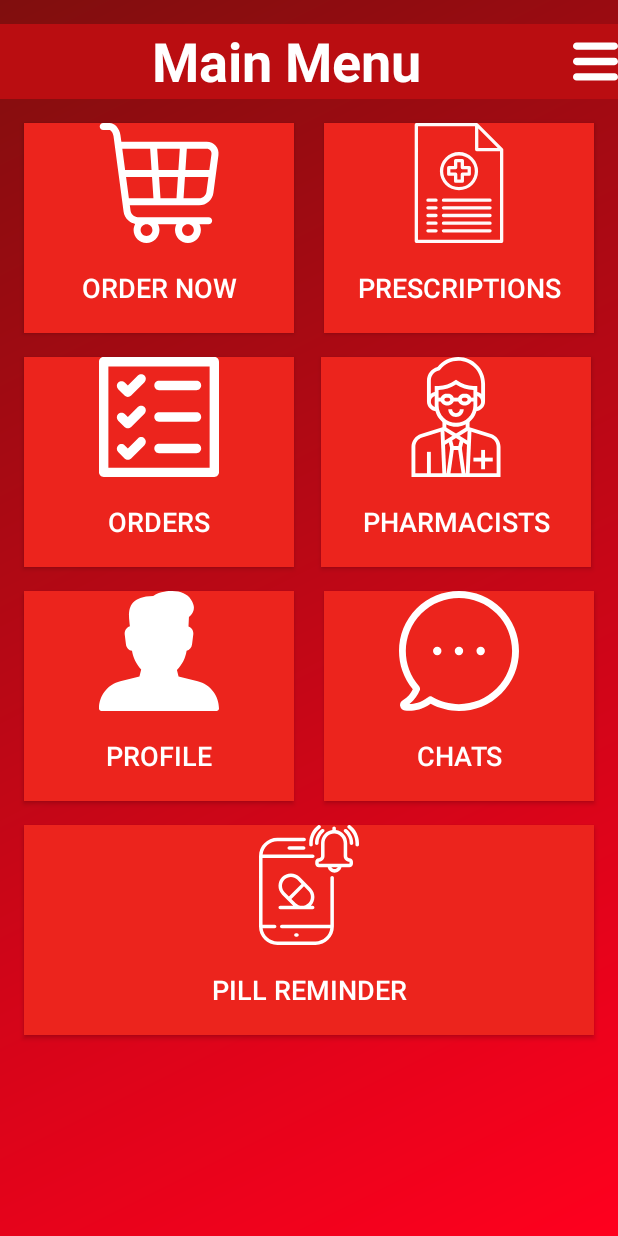
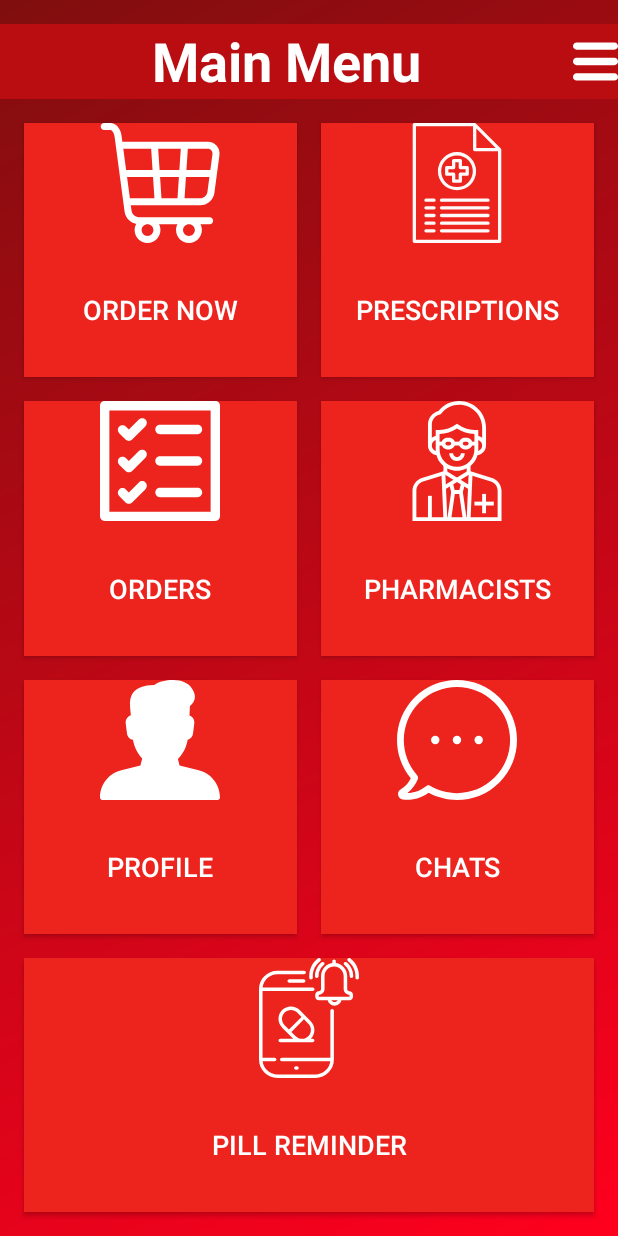
Before and after one commit to KhinSandar/MSDTTeachingRepo, an Android app: the MediPickMenuActivity screen opened directly, with no data from a screen before it, on a phone screen of 412 x 824 dp. Run offline under Robolectric (Android 15) with nearby library versions, the phone set to English and light mode, and no system bars; our stand-ins replace navigation-ui.

Commit message:
new activities

```diff
--- a/app/src/main/AndroidManifest.xml
+++ b/app/src/main/AndroidManifest.xml
@@ -50,6 +50,11 @@
             </intent-filter>
         </activity>
 
+        <activity android:name=".FoodLoginActivity"
+            android:label="Food"
+            android:theme="@style/AppTheme.NoActionBar">
+
+        </activity>
     </application>
 
 </manifest>
--- a/app/src/main/res/layout/activity_medipick_menu.xml
+++ b/app/src/main/res/layout/activity_medipick_menu.xml
@@ -2,76 +2,91 @@
 <androidx.constraintlayout.widget.ConstraintLayout xmlns:android="http://schemas.android.com/apk/res/android"
     xmlns:app="http://schemas.android.com/apk/res-auto"
     xmlns:tools="http://schemas.android.com/tools"
-    android:orientation="vertical" android:layout_width="match_parent"
+    android:layout_width="match_parent"
     android:layout_height="match_parent"
-    android:background="@drawable/gradient_login_background">
-
+    android:background="@drawable/gradient_login_background"
+    android:orientation="vertical">
 
 
     <Button
         android:id="@+id/btnPharmacists"
-        android:layout_width="180dp"
-        android:layout_height="140dp"
+        android:layout_width="0dp"
+        android:layout_height="0dp"
         android:layout_marginStart="16dp"
         android:layout_marginTop="16dp"
         android:layout_marginEnd="16dp"
+        android:layout_marginBottom="16dp"
         android:background="@color/Login"
         android:drawableTop="@drawable/ic_pharmacist"
         android:text="Pharmacists"
         android:textColor="#FFF"
         android:textSize="18sp"
+        app:layout_constraintBottom_toTopOf="@+id/btnProfile"
         app:layout_constraintEnd_toEndOf="parent"
+        app:layout_constraintHorizontal_bias="0.5"
         app:layout_constraintStart_toEndOf="@+id/btnOrders"
         app:layout_constraintTop_toBottomOf="@+id/btnPrescriptionons" />
 
     <Button
         android:id="@+id/btnProfile"
-        android:layout_width="180dp"
-        android:layout_height="140dp"
+        android:layout_width="0dp"
+        android:layout_height="0dp"
         android:layout_marginStart="16dp"
         android:layout_marginTop="16dp"
+        android:layout_marginBottom="16dp"
         android:background="@color/Login"
         android:drawableTop="@drawable/ic_avatar"
         android:text="Profile"
         android:textColor="#FFF"
         android:textSize="18sp"
+        app:layout_constraintBottom_toTopOf="@+id/btnPillReminder"
+        app:layout_constraintEnd_toStartOf="@+id/btnCharts"
+        app:layout_constraintHorizontal_bias="0.5"
         app:layout_constraintStart_toStartOf="parent"
         app:layout_constraintTop_toBottomOf="@+id/btnOrders" />
 
     <Button
         android:id="@+id/btnCharts"
-        android:layout_width="180dp"
-        android:layout_height="140dp"
+        android:layout_width="0dp"
+        android:layout_height="0dp"
+        android:layout_marginStart="16dp"
         android:layout_marginTop="16dp"
         android:layout_marginEnd="16dp"
+        android:layout_marginBottom="16dp"
         android:background="@color/Login"
         android:drawableTop="@drawable/ic_chat"
         android:text="Chats"
         android:textColor="#FFF"
         android:textSize="18sp"
+        app:layout_constraintBottom_toTopOf="@+id/btnPillReminder"
         app:layout_constraintEnd_toEndOf="parent"
+        app:layout_constraintHorizontal_bias="0.5"
+        app:layout_constraintStart_toEndOf="@+id/btnProfile"
         app:layout_constraintTop_toBottomOf="@+id/btnPharmacists" />
 
     <Button
         android:id="@+id/btnPrescriptionons"
-        android:layout_width="180dp"
-        android:layout_height="140dp"
+        android:layout_width="0dp"
+        android:layout_height="0dp"
+        android:layout_marginStart="16dp"
         android:layout_marginTop="16dp"
         android:layout_marginEnd="16dp"
+        android:layout_marginBottom="16dp"
         android:background="@color/Login"
         android:drawableTop="@drawable/ic_medical_prescription"
         android:text="Prescriptions"
         android:textColor="#FFF"
         android:textSize="18sp"
+        app:layout_constraintBottom_toTopOf="@+id/btnOrders"
         app:layout_constraintEnd_toEndOf="parent"
-        app:layout_constraintHorizontal_bias="1.0"
+        app:layout_constraintHorizontal_bias="0.5"
         app:layout_constraintStart_toEndOf="@+id/btnOrderNow"
         app:layout_constraintTop_toBottomOf="@+id/textViewHeader" />
 
     <Button
         android:id="@+id/btnOrderNow"
-        android:layout_width="180dp"
-        android:layout_height="140dp"
+        android:layout_width="0dp"
+        android:layout_height="0dp"
         android:layout_marginStart="16dp"
         android:layout_marginTop="16dp"
         android:background="@color/Login"
@@ -79,30 +94,33 @@
         android:text="Order Now"
         android:textColor="#FFF"
         android:textSize="18sp"
+        app:layout_constraintBottom_toTopOf="@+id/btnOrders"
+        app:layout_constraintEnd_toStartOf="@+id/btnPrescriptionons"
         app:layout_constraintStart_toStartOf="parent"
         app:layout_constraintTop_toBottomOf="@+id/textViewHeader" />
 
     <Button
         android:id="@+id/btnPillReminder"
         android:layout_width="0dp"
-        android:layout_height="140dp"
+        android:layout_height="0dp"
         android:layout_marginStart="16dp"
-        android:layout_marginTop="16dp"
         android:layout_marginEnd="16dp"
+        android:layout_marginBottom="16dp"
         android:background="@color/Login"
         android:drawableTop="@drawable/ic_reminder"
         android:text="Pill Reminder"
         android:textColor="#FFF"
         android:textSize="18sp"
+        app:layout_constraintBottom_toBottomOf="parent"
         app:layout_constraintEnd_toEndOf="parent"
-        app:layout_constraintHorizontal_bias="0.0"
+        app:layout_constraintHorizontal_bias="0.5"
         app:layout_constraintStart_toStartOf="parent"
         app:layout_constraintTop_toBottomOf="@+id/btnProfile" />
 
     <Button
         android:id="@+id/btnOrders"
-        android:layout_width="180dp"
-        android:layout_height="140dp"
+        android:layout_width="0dp"
+        android:layout_height="0dp"
         android:layout_marginStart="16dp"
         android:layout_marginTop="16dp"
         android:background="@color/Login"
@@ -110,6 +128,8 @@
         android:text="Orders"
         android:textColor="#FFF"
         android:textSize="18sp"
+        app:layout_constraintBottom_toTopOf="@+id/btnProfile"
+        app:layout_constraintEnd_toStartOf="@+id/btnPharmacists"
         app:layout_constraintStart_toStartOf="parent"
         app:layout_constraintTop_toBottomOf="@+id/btnOrderNow" />
 
@@ -118,6 +138,8 @@
         android:layout_width="0dp"
         android:layout_height="50dp"
         android:layout_marginTop="16dp"
+        android:background="#BA0D11"
+        android:drawableRight="@drawable/ic_menu"
         android:text="Main Menu"
         android:textAlignment="center"
         android:textColor="#FFFFFF"
@@ -125,9 +147,7 @@
         android:textStyle="bold"
         app:layout_constraintEnd_toEndOf="parent"
         app:layout_constraintStart_toStartOf="parent"
-        app:layout_constraintTop_toTopOf="parent"
-        android:drawableRight="@drawable/ic_menu"
-        android:background="#BA0D11"/>
+        app:layout_constraintTop_toTopOf="parent" />
 
 
 </androidx.constraintlayout.widget.ConstraintLayout>
--- a/app/src/main/res/values/strings.xml
+++ b/app/src/main/res/values/strings.xml
@@ -10,6 +10,7 @@
     <string name="exampleParagraph">Yangon (formerly known as Rangoon) is the largest city in Myanmar (formerly Burma). A mix of British colonial architecture, modern high-rises and gilded Buddhist pagodas define its skyline. Its famed Shwedagon Paya, a huge, shimmering pagoda complex, draws thousands of pilgrims annually. The city\'s other notable religious sites include the Botataung and Sule pagodas, both housing Buddhist relics.The city site is a low ridge surrounded by delta alluvium. The original settlements were located on the ridge, but the modern town was built on alluvium. Subsequent expansion has taken place both on the ridge and on delta land. The local climate is warm and humid, with much rainfall.
         The centre of the city, called the Cantonment, was planned by the British in 1852 and is laid out on a system of blocks, each 800 by 860 feet (245 by 262 metres), intersected regularly by streets running north–south and east–west. As Yangon’s population increased in the 20th century, new settlements were built in the north, east, and west that greatly expanded the city’s area.The most notable building in Yangon is the Shwe Dagon Pagoda, a great Buddhist temple complex that crowns a hill about one mile north of the Cantonment. The pagoda itself is a solid brick stupa (Buddhist reliquary) that is completely covered with gold. It rises 326 feet (99 metres) on a hill 168 feet (51 metres) above the city. Yangon is the site of several other major religious edifices, including the World Peace Pagoda (1952) and the Sule and Botataung pagodas.
 </string>
+    <string name="paraFood">Share A \n Taste Of Home</string>
     <string name="paragraph">Navigate your ship around the event the closer your ship around the event, the closer you get to an item the deeper into space you will travel.</string>
     <string name="camera">Camera</string>
     <string name="setting">Setting</string>
```
Also changed, not shown: app/src/main/java/com/batchone/msdtapp/FoodLoginActivity.java (added, +16 -0 lines), app/src/main/res/drawable/btn_food_left.xml (added, +9 -0 lines), app/src/main/res/drawable/btn_food_right.xml (added, +8 -0 lines), app/src/main/res/layout/activity_food_login.xml (added, +66 -0 lines), app/src/main/res/layout/activity_rocket.xml (+11 -10 lines), app/src/main/res/drawable-v24/food_background.jpg (added).
